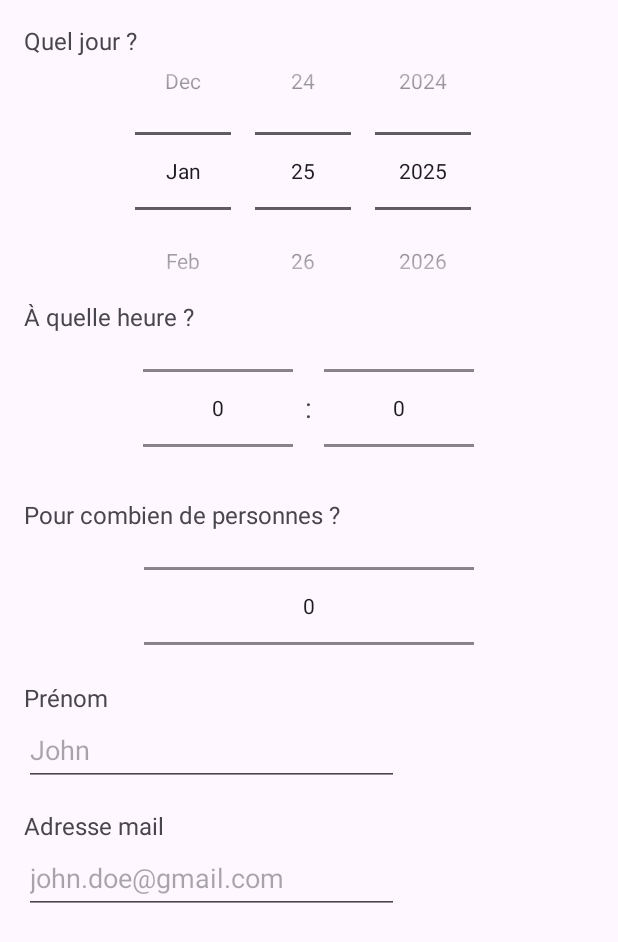
After one commit to florianleca/m2-sdl-mini-projet-android, an Android app: the layout popup_reservation.xml on its own in the app's theme, with its tools: preview values and no code run, on a phone screen of 412 x 824 dp. The commit adds this screen. Shown: the top 942 px of the screen. Run offline under Robolectric (Android 15) with nearby library versions, the phone set to English and light mode, and no system bars.

Commit message:
#5 Reservation pop-up and confirmation

```diff
--- a/app/src/main/java/com/example/miniprojet/restaurant/RestaurantActivity.java
+++ b/app/src/main/java/com/example/miniprojet/restaurant/RestaurantActivity.java
@@ -18,6 +18,7 @@ import androidx.appcompat.widget.Toolbar;
 
 import com.example.miniprojet.FetchState;
 import com.example.miniprojet.R;
+import com.example.miniprojet.reservation.ReservationPopUpBuilder;
 import com.example.miniprojet.review.Review;
 import com.example.miniprojet.review.ReviewService;
 import com.squareup.picasso.Picasso;
@@ -38,10 +39,9 @@ public class RestaurantActivity extends AppCompatActivity {
         super.onCreate(savedInstanceState);
         EdgeToEdge.enable(this);
         setContentView(R.layout.activity_restaurant_page);
-
         restaurant = (Restaurant) getIntent().getSerializableExtra("restaurant");
-
         initToolbar();
+        ReservationPopUpBuilder.initReservationPopUp(this, restaurant);
         fetchReviews(new ReviewService(this));
     }
 
@@ -105,7 +105,6 @@ public class RestaurantActivity extends AppCompatActivity {
             LinearLayout imageRow = view.findViewById(R.id.image_row);
             imageRow.addView(imageView);
         }
-
     }
 
 }
--- /dev/null
+++ b/app/src/main/res/layout/popup_reservation.xml
@@ -0,0 +1,105 @@
+<LinearLayout xmlns:android="http://schemas.android.com/apk/res/android"
+    android:layout_width="match_parent"
+    android:layout_height="wrap_content"
+    android:orientation="vertical"
+    android:padding="16dp">
+
+    <!-- Date selection -->
+    <TextView
+        android:layout_width="wrap_content"
+        android:layout_height="wrap_content"
+        android:layout_marginBottom="-30dp"
+        android:text="@string/quel_jour"
+        android:textSize="16sp" />
+
+    <DatePicker
+        android:id="@+id/datePicker"
+        android:layout_width="wrap_content"
+        android:layout_height="wrap_content"
+        android:layout_gravity="center_horizontal"
+        android:calendarViewShown="false"
+        android:datePickerMode="spinner" />
+
+    <!-- Time selection -->
+    <TextView
+        android:layout_width="wrap_content"
+        android:layout_height="wrap_content"
+        android:layout_marginTop="-20dp"
+        android:text="@string/a_quelle_heure"
+        android:textSize="16sp" />
+
+    <LinearLayout
+        android:layout_width="wrap_content"
+        android:layout_height="100dp"
+        android:layout_gravity="center_horizontal"
+        android:orientation="horizontal">
+
+        <NumberPicker
+            android:id="@+id/hourPicker"
+            android:layout_width="100dp"
+            android:layout_height="wrap_content"
+            android:layout_weight="1"
+            android:inputType="number" />
+
+        <TextView
+            android:layout_width="wrap_content"
+            android:layout_height="wrap_content"
+            android:layout_gravity="center"
+            android:layout_marginHorizontal="8dp"
+            android:text="@string/colon"
+            android:textSize="18sp" />
+
+        <NumberPicker
+            android:id="@+id/minutePicker"
+            android:layout_width="100dp"
+            android:layout_height="wrap_content"
+            android:layout_weight="1"
+            android:inputType="number" />
+    </LinearLayout>
+
+    <!-- Table size selection -->
+    <TextView
+        android:layout_width="wrap_content"
+        android:layout_height="wrap_content"
+        android:layout_marginTop="10dp"
+        android:text="@string/pour_combien_de_personnes"
+        android:textSize="16sp" />
+
+    <NumberPicker
+        android:id="@+id/numberOfPeople"
+        android:layout_width="220dp"
+        android:layout_height="100dp"
+        android:layout_gravity="center_horizontal"
+        android:inputType="number" />
+
+    <!-- Name selection -->
+    <TextView
+        android:layout_width="wrap_content"
+        android:layout_height="wrap_content"
+        android:text="@string/prenom"
+        android:textSize="16sp" />
+
+    <EditText
+        android:id="@+id/name"
+        android:layout_width="250dp"
+        android:layout_height="48dp"
+        android:autofillHints="@string/prenom"
+        android:hint="@string/john"
+        android:inputType="text" />
+
+    <!-- email -->
+    <TextView
+        android:layout_width="wrap_content"
+        android:layout_height="wrap_content"
+        android:layout_marginTop="15dp"
+        android:text="@string/adresse_mail"
+        android:textSize="16sp" />
+
+    <EditText
+        android:id="@+id/email"
+        android:layout_width="250dp"
+        android:layout_height="48dp"
+        android:autofillHints="@string/adresse_mail"
+        android:hint="@string/johnmail"
+        android:inputType="textEmailAddress" />
+</LinearLayout>
--- a/app/src/main/res/values/strings.xml
+++ b/app/src/main/res/values/strings.xml
@@ -5,4 +5,12 @@
     <string name="reserver">Réserver</string>
     <string name="avis">Avis</string>
     <string name="laisser_avis">Laisser un avis</string>
+    <string name="prenom">Prénom</string>
+    <string name="john">John</string>
+    <string name="adresse_mail">Adresse mail</string>
+    <string name="johnmail">john.doe@gmail.com</string>
+    <string name="quel_jour">Quel jour ?</string>
+    <string name="a_quelle_heure">À quelle heure ?</string>
+    <string name="pour_combien_de_personnes">Pour combien de personnes ?</string>
+    <string name="colon">:</string>
 </resources>
```
Also changed, not shown: app/src/main/java/com/example/miniprojet/reservation/ReservationPopUpBuilder.java (added, +106 -0 lines), app/src/main/res/layout/popup_confirmation_reservation.xml (added, +24 -0 lines).
